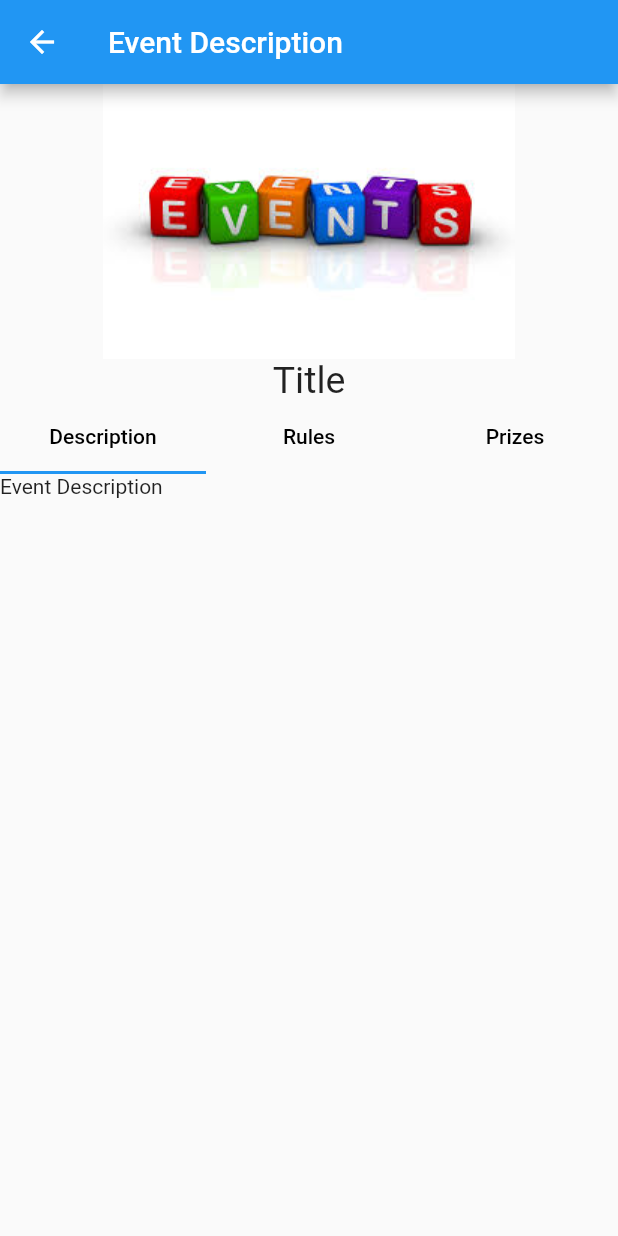
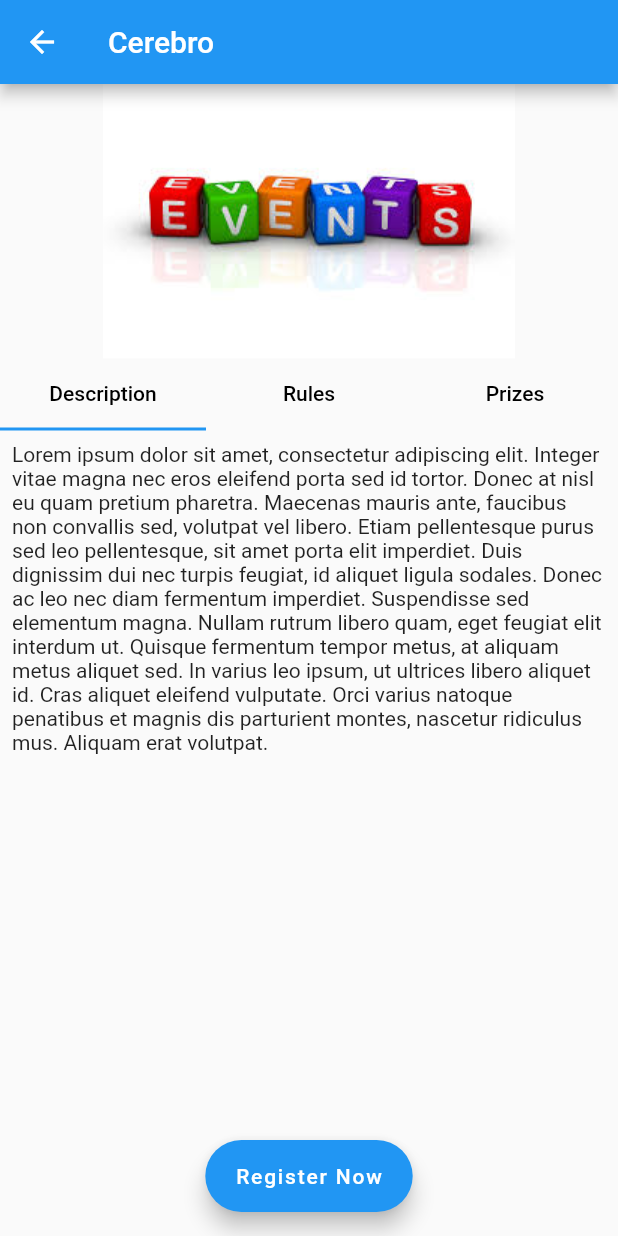
Before and after one commit to Ronik-Shah/College_Event_Management, a Flutter app: the EventDescriptionScreen screen opened directly with empty values, on a phone screen of 412 x 824 dp. Run offline on Flutter 3.47's test engine with Material 2 defaults, Android fonts, the phone set to English and light mode, and no system bars.

Commit message:
First final skeleton of events and event description page.

```diff
--- a/lib/Models/Event.dart
+++ b/lib/Models/Event.dart
@@ -3,13 +3,17 @@ import 'package:flutter/foundation.dart';
 class Event {
   String title;
   DateTime occuranceDate;
-  String description;
+  String about;
+  List<String> rules;
+  List<String> prizes;
   bool isFavourite;
 
   Event({
     @required this.occuranceDate,
-    @required this.description,
+    @required this.about,
     @required this.title,
+    @required this.rules,
+    @required this.prizes,
     this.isFavourite = false,
   });
 }
@@ -18,17 +22,44 @@ class Events with ChangeNotifier {
   List<Event> _items = [
     Event(
       title: "Cerebro",
-      description: "Come and show the gaming skills",
+      about:
+          "Lorem ipsum dolor sit amet, consectetur adipiscing elit. Integer vitae magna nec eros eleifend porta sed id tortor. Donec at nisl eu quam pretium pharetra. Maecenas mauris ante, faucibus non convallis sed, volutpat vel libero. Etiam pellentesque purus sed leo pellentesque, sit amet porta elit imperdiet. Duis dignissim dui nec turpis feugiat, id aliquet ligula sodales. Donec ac leo nec diam fermentum imperdiet. Suspendisse sed elementum magna. Nullam rutrum libero quam, eget feugiat elit interdum ut. Quisque fermentum tempor metus, at aliquam metus aliquet sed. In varius leo ipsum, ut ultrices libero aliquet id. Cras aliquet eleifend vulputate. Orci varius natoque penatibus et magnis dis parturient montes, nascetur ridiculus mus. Aliquam erat volutpat.",
+      prizes: [
+        "2k",
+        "1k",
+      ],
+      rules: [
+        "Do not cheat",
+        "Organizer's decision is final.",
+      ],
       occuranceDate: DateTime(2020, 4, 1),
     ),
     Event(
       title: "Ventura",
-      description: "Come and show the sports skills",
+      about:
+          "Lorem ipsum dolor sit amet, consectetur adipiscing elit. Integer vitae magna nec eros eleifend porta sed id tortor. Donec at nisl eu quam pretium pharetra. Maecenas mauris ante, faucibus non convallis sed, volutpat vel libero. Etiam pellentesque purus sed leo pellentesque, sit amet porta elit imperdiet. Duis dignissim dui nec turpis feugiat, id aliquet ligula sodales. Donec ac leo nec diam fermentum imperdiet. Suspendisse sed elementum magna. Nullam rutrum libero quam, eget feugiat elit interdum ut. Quisque fermentum tempor metus, at aliquam metus aliquet sed. In varius leo ipsum, ut ultrices libero aliquet id. Cras aliquet eleifend vulputate. Orci varius natoque penatibus et magnis dis parturient montes, nascetur ridiculus mus. Aliquam erat volutpat.",
+      prizes: [
+        "2k",
+        "1k",
+      ],
+      rules: [
+        "Do not cheat",
+        "Organizer's decision is final.",
+      ],
       occuranceDate: DateTime(2020, 4, 18),
     ),
     Event(
       title: "Krieva",
-      description: "Our cultural fest",
+      about:
+          "Lorem ipsum dolor sit amet, consectetur adipiscing elit. Integer vitae magna nec eros eleifend porta sed id tortor. Donec at nisl eu quam pretium pharetra. Maecenas mauris ante, faucibus non convallis sed, volutpat vel libero. Etiam pellentesque purus sed leo pellentesque, sit amet porta elit imperdiet. Duis dignissim dui nec turpis feugiat, id aliquet ligula sodales. Donec ac leo nec diam fermentum imperdiet. Suspendisse sed elementum magna. Nullam rutrum libero quam, eget feugiat elit interdum ut. Quisque fermentum tempor metus, at aliquam metus aliquet sed. In varius leo ipsum, ut ultrices libero aliquet id. Cras aliquet eleifend vulputate. Orci varius natoque penatibus et magnis dis parturient montes, nascetur ridiculus mus. Aliquam erat volutpat.",
+      prizes: [
+        "2k",
+        "1k",
+      ],
+      rules: [
+        "Do not cheat",
+        "Organizer's decision is final.",
+      ],
       occuranceDate: DateTime(2020, 3, 15),
     ),
   ];
--- a/lib/Screens/events_description.dart
+++ b/lib/Screens/EventsDescription/events_description.dart
@@ -1,18 +1,23 @@
 import 'package:flutter/material.dart';
+import 'package:provider/provider.dart';
 
 import './events_description_about.dart';
 import './events_description_rules.dart';
 import './events_description_prizes.dart';
+
+import 'package:college_event_management/Models/Event.dart';
 
 class EventDescriptionScreen extends StatelessWidget {
   static const routeName = "/EventScreenDescription";
 
   @override
   Widget build(BuildContext context) {
-    int index = ModalRoute.of(context).settings.arguments as int;
+    var index = ModalRoute.of(context).settings.arguments as int;
+    var event = Provider.of<Events>(context, listen: false)
+        .returnEventBasedOnIndex(index);
     return Scaffold(
       appBar: AppBar(
-        title: Text("Event Description"),
+        title: Text(event.title),
       ),
       body: Column(
         children: <Widget>[
@@ -21,13 +26,6 @@ class EventDescriptionScreen extends StatelessWidget {
             child: Hero(
               tag: "eventScrenItem $index",
               child: Image.asset("assets/Images/eventOfflineImage.jpg"),
-            ),
-          ),
-          Title(
-            color: Colors.black,
-            child: Text(
-              "Title",
-              style: TextStyle(fontSize: 25),
             ),
           ),
           Flexible(
@@ -56,18 +54,29 @@ class EventDescriptionScreen extends StatelessWidget {
                     ),
                   ],
                 ),
-                body: TabBarView(children: [
-                  EventDescriptionAbout(),
-                  EventDescriptionRules(
-                    description: "This is description.",
-                  ),
-                  EventDescriptionPrizes(),
-                ]),
+                body: TabBarView(
+                  children: [
+                    EventDescriptionAbout(
+                      about: event.about,
+                    ),
+                    EventDescriptionRules(
+                      rules: event.rules,
+                    ),
+                    EventDescriptionPrizes(
+                      prizes: event.prizes,
+                    ),
+                  ],
+                ),
               ),
             ),
           ),
         ],
       ),
+      floatingActionButton: FloatingActionButton.extended(
+        onPressed: () {},
+        label: Text("Register Now"),
+      ),
+      floatingActionButtonLocation: FloatingActionButtonLocation.centerFloat,
     );
   }
 }
--- /dev/null
+++ b/lib/Screens/EventsDescription/events_description_about.dart
@@ -0,0 +1,18 @@
+import 'package:flutter/material.dart';
+
+class EventDescriptionAbout extends StatelessWidget {
+  final String about;
+  EventDescriptionAbout({@required this.about});
+  @override
+  Widget build(BuildContext context) {
+    return Scaffold(
+      body: Container(
+        margin: const EdgeInsets.all(8),
+        child: Text(
+          about,
+          softWrap: true,
+        ),
+      ),
+    );
+  }
+}
--- a/lib/Screens/events_description_about.dart
+++ /dev/null
@@ -1,13 +0,0 @@
-import 'package:flutter/material.dart';
-
-class EventDescriptionAbout extends StatelessWidget {
-  @override
-  Widget build(BuildContext context) {
-    return Scaffold(
-      body: Text(
-        "Event Description",
-        softWrap: true,
-      ),
-    );
-  }
-}
--- a/lib/Screens/events_description_prizes.dart
+++ /dev/null
@@ -1,10 +0,0 @@
-import 'package:flutter/material.dart';
-
-class EventDescriptionPrizes extends StatelessWidget {
-  @override
-  Widget build(BuildContext context) {
-    return Container(
-      child: Text("Event Descripiton Prizes"),
-    );
-  }
-}
--- a/lib/Screens/events_description_rules.dart
+++ /dev/null
@@ -1,10 +0,0 @@
-import 'package:flutter/material.dart';
-
-class EventDescriptionRules extends StatelessWidget {
-  final description;
-  EventDescriptionRules({@required this.description});
-  @override
-  Widget build(BuildContext context) {
-    return Container(child: description);
-  }
-}
--- a/lib/Screens/events_screen.dart
+++ b/lib/Screens/events_screen.dart
@@ -1,7 +1,7 @@
 import 'package:flutter/material.dart';
 import 'package:provider/provider.dart';
 
-import '../Widgets/events_item.dart';
+import '../Widgets/events_screen_item.dart';
 
 import '../Models/Event.dart';
 
--- a/lib/main.dart
+++ b/lib/main.dart
@@ -1,7 +1,7 @@
 import 'package:flutter/material.dart';
 import 'package:provider/provider.dart';
 
-import './Screens/events_description.dart';
+import './Screens/EventsDescription/events_description.dart';
 import './Screens/events_screen.dart';
 
 import './Models/Event.dart';
```
Also changed, not shown: lib/Screens/EventsDescription/events_description_prizes.dart (added, +43 -0 lines), lib/Screens/EventsDescription/events_description_rules.dart (added, +36 -0 lines), lib/Widgets/events_item.dart (deleted, +0 -62 lines), lib/Widgets/events_screen_item.dart (added, +79 -0 lines).
